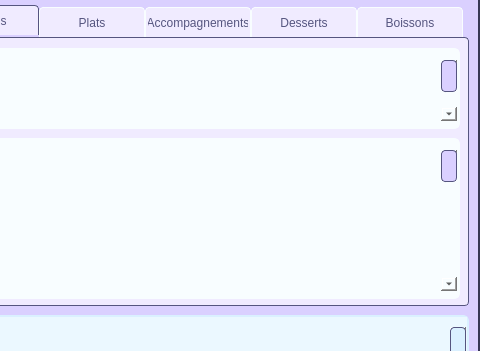
This is mainwindow.ui in GD-Github/R-U-Hungry- as Qt 5 draws it before an edit; both pictures show x 82 to 562 and y 145 to 496 of the 562 by 633 pixel window. The edited form follows.
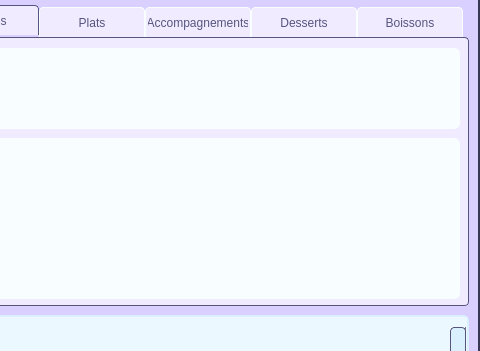
This is the edited form. Icons and pictures are not drawn.

```diff
--- a/mainwindow.ui
+++ b/mainwindow.ui
@@ -822,30 +822,6 @@
          <height>77</height>
         </rect>
        </property>
-       <widget class="QScrollBar" name="scrollBar_1">
-        <property name="geometry">
-         <rect>
-          <x>500</x>
-          <y>10</y>
-          <width>16</width>
-          <height>61</height>
-         </rect>
-        </property>
-        <property name="orientation">
-         <enum>Qt::Vertical</enum>
-        </property>
-       </widget>
-       <widget class="QWidget" name="verticalLayoutWidget_2">
-        <property name="geometry">
-         <rect>
-          <x>0</x>
-          <y>0</y>
-          <width>491</width>
-          <height>71</height>
-         </rect>
-        </property>
-        <layout class="QVBoxLayout" name="likedMeal"/>
-       </widget>
       </widget>
      </widget>
      <widget class="QScrollArea" name="startersScrollArea_2">
@@ -861,6 +837,9 @@
        <bool>true</bool>
       </property>
       <widget class="QWidget" name="scrollArea_2">
+       <property name="enabled">
+        <bool>true</bool>
+       </property>
        <property name="geometry">
         <rect>
          <x>0</x>
@@ -869,30 +848,6 @@
          <height>157</height>
         </rect>
        </property>
-       <widget class="QScrollBar" name="scrollBar_2">
-        <property name="geometry">
-         <rect>
-          <x>500</x>
-          <y>10</y>
-          <width>16</width>
-          <height>141</height>
-         </rect>
-        </property>
-        <property name="orientation">
-         <enum>Qt::Vertical</enum>
-        </property>
-       </widget>
-       <widget class="QWidget" name="verticalLayoutWidget">
-        <property name="geometry">
-         <rect>
-          <x>0</x>
-          <y>0</y>
-          <width>491</width>
-          <height>151</height>
-         </rect>
-        </property>
-        <layout class="QVBoxLayout" name="mealList"/>
-       </widget>
       </widget>
      </widget>
     </widget>
```
Left out of the diff: 104 changed lines with no effect on the pictures.
